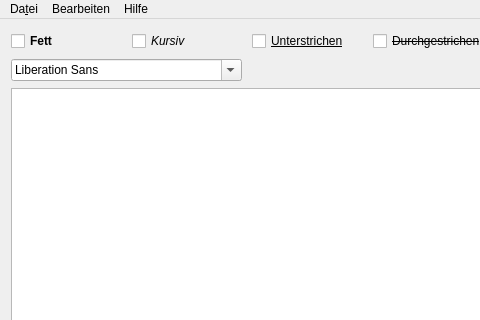
Old version of the form mainwindow.ui in the repository AwesomeTextEdtor/Texteditor; both pictures show x 0 to 480 and y 0 to 320 of the 783 by 497 pixel window.
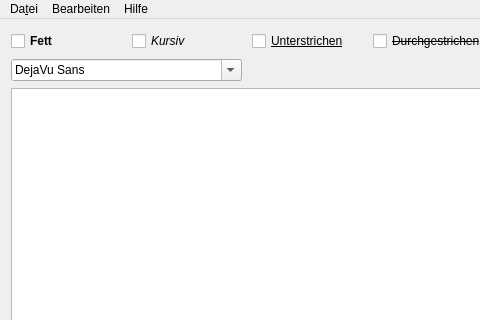
New version of the form. Icons and pictures are not drawn.

```diff
--- a/mainwindow.ui
+++ b/mainwindow.ui
@@ -105,7 +105,9 @@
            <set>QFontComboBox::MonospacedFonts|QFontComboBox::ProportionalFonts|QFontComboBox::ScalableFonts</set>
           </property>
           <property name="currentFont">
-           <font/>
+           <font>
+            <family>DejaVu Sans</family>
+           </font>
           </property>
          </widget>
         </item>
```
Left out of the diff: 66 changed lines with no effect on the pictures.
